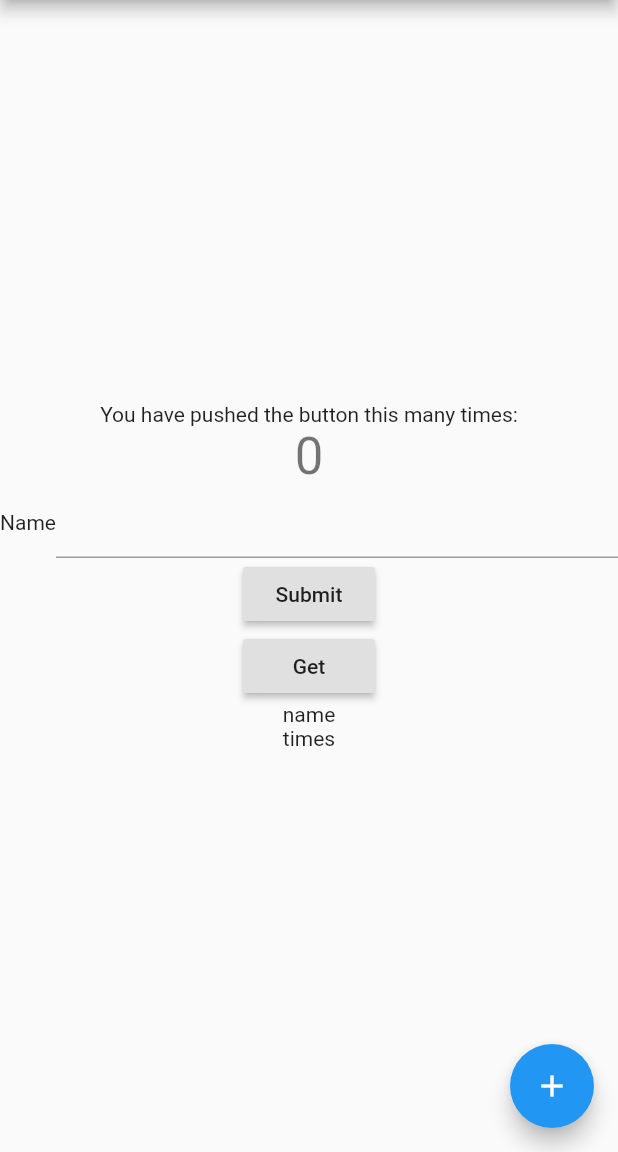
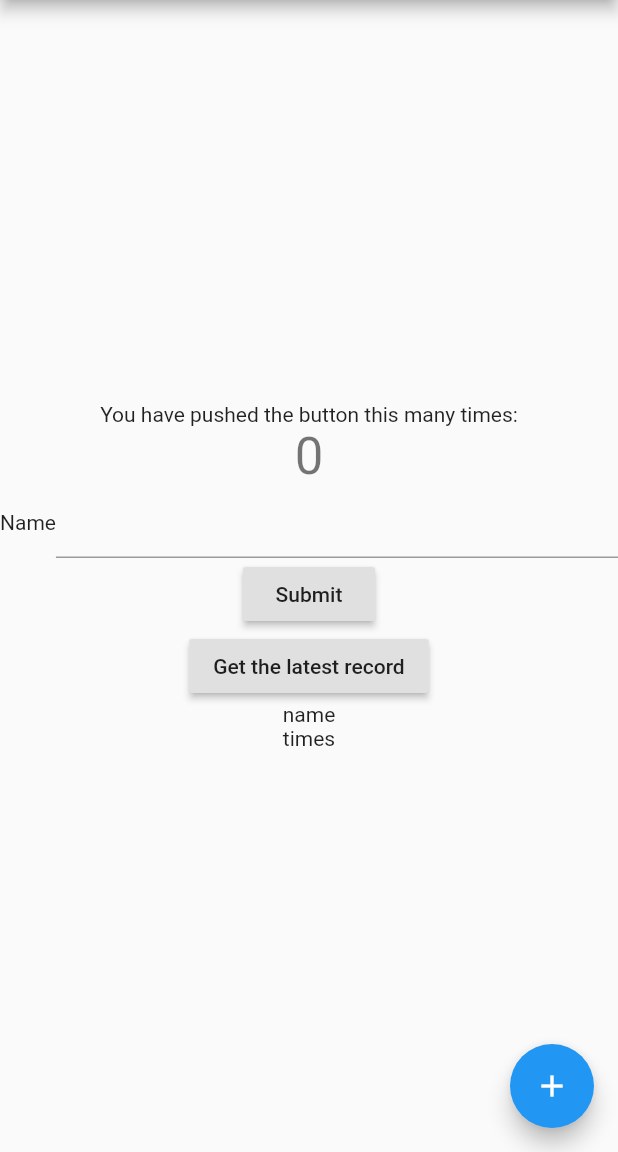
Before and after one commit to lemonwater600ml/firebase_with_flutter, a Flutter app: the screen it shows after launch, on a phone screen of 412 x 824 dp, the part 84-1236 px from its top. Run offline on Flutter 3.47's test engine with Material 2 defaults, Android fonts, the phone set to English and light mode, and no system bars; our stand-ins replace firebase_database; accounts and stored records are empty.

Commit message:
Add firebase

```diff
--- a/lib/main.dart
+++ b/lib/main.dart
@@ -140,7 +140,7 @@ class _MyHomePageState extends State<MyHomePage> {
 
                 });
               },
-              child: Text("Get"),
+              child: Text("Get the latest record"),
             ),
             Text(retrievedName ?? "name"),
             Text(retrievedScore?.toString() ?? "times")
```
